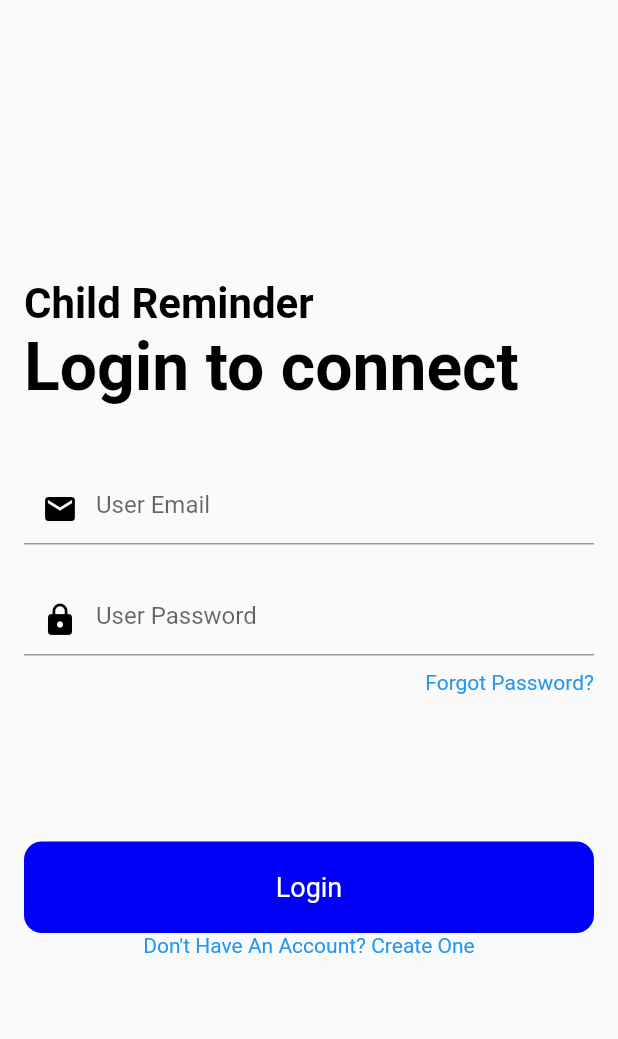
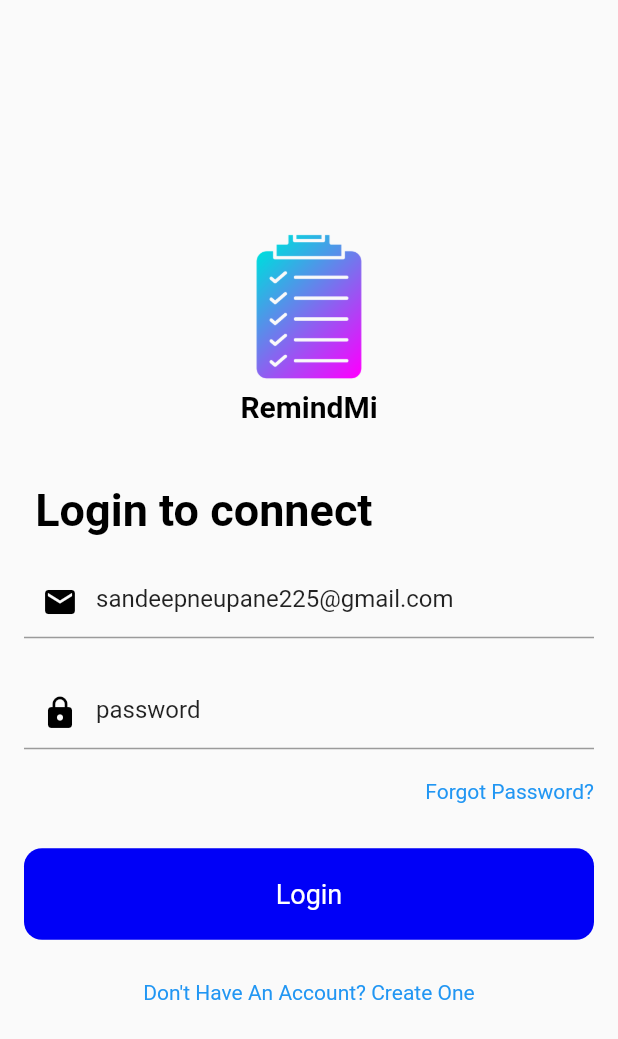
Before and after one commit to dderheim00/RemindMi, a Flutter app: the LoginView screen opened by its route, on a phone screen of 412 x 824 dp. Shown: the top 1039 px of the screen. Run offline on Flutter 3.47's test engine with Material 2 defaults, Android fonts, the phone set to English and light mode, and no system bars; our stand-ins replace cloud_firestore, firebase_auth, firebase_core, get, get_storage, shared_preferences; accounts and stored records are empty.

Commit message:
first push

```diff
--- a/lib/app/modules/home/controllers/home_controller.dart
+++ b/lib/app/modules/home/controllers/home_controller.dart
@@ -5,10 +5,14 @@ import 'package:remindmi/app/routes/app_pages.dart';
 class HomeController extends GetxController {
   final getStorge = GetStorage();
   var name = "";
+  var id = "";
+  var role = "";
   @override
   void onInit() {
     super.onInit();
     name = getStorge.read("name");
+    id = getStorge.read("id");
+    role = getStorge.read("role");
   }
 
   @override
@@ -22,7 +26,7 @@ class HomeController extends GetxController {
   }
 
   logout() {
+    Get.offAllNamed(Routes.LOGIN);
     getStorge.erase();
-    Get.offAllNamed(Routes.LOGIN);
   }
 }
--- /dev/null
+++ b/lib/app/modules/landing_page/landingPage_controller.dart
@@ -0,0 +1 @@
+class LoginController extends GetxController {}
--- a/lib/app/modules/login/login_view.dart
+++ b/lib/app/modules/login/login_view.dart
@@ -2,8 +2,22 @@ import 'package:firebase_core/firebase_core.dart';
 import 'package:flutter/material.dart';
 import 'package:get/get.dart';
 import 'package:remindmi/app/routes/app_pages.dart';
+// import 'dart:html';
+import 'login_controller.dart';
 
-import 'login_controller.dart';
+class View extends StatefulWidget {
+  const View({super.key});
+
+  @override
+  State<View> createState() => _ViewState();
+}
+
+class _ViewState extends State<View> {
+  @override
+  Widget build(BuildContext context) {
+    return Container();
+  }
+}
 
 class LoginView extends GetView<LoginController> {
   const LoginView({Key? key}) : super(key: key);
@@ -22,15 +36,120 @@ class LoginView extends GetView<LoginController> {
   }
 
   // await Firebase.initializeApp();
+
+  // Widget build(BuildContext context) {
+  //   TextEditingController _emailController = TextEditingController();
+  //   TextEditingController _passwordController = TextEditingController();
+  //   return Scaffold(
+  //       body: FutureBuilder(
+  //     future: _initializefirebase(),
+  //     builder: (context, snapshot) {
+  //       if (snapshot.connectionState == ConnectionState.done) {
+  //         return Center(
+  //           child: Padding(
+  //             padding: const EdgeInsets.all(16.0),
+  //             child: Column(
+  //               mainAxisAlignment: MainAxisAlignment.center,
+  //               crossAxisAlignment: CrossAxisAlignment.start,
+  //               children: [
+  //                 const Text(
+  //                   "Child Reminder ",
+  //                   style: TextStyle(
+  //                     color: Colors.black,
+  //                     fontSize: 28.0,
+  //                     fontWeight: FontWeight.bold,
+  //                   ),
+  //                 ),
+  //                 const Text(
+  //                   "Login to connect",
+  //                   style: TextStyle(
+  //                       color: Colors.black,
+  //                       fontSize: 44.0,
+  //                       fontWeight: FontWeight.bold),
+  //                 ),
+  //                 const SizedBox(
+  //                   height: 44.0,
+  //                 ),
+  //                 TextField(
+  //                   controller: _emailController,
+  //                   keyboardType: TextInputType.emailAddress,
+  //                   decoration: const InputDecoration(
+  //                       hintText: "User Email",
+  //                       prefixIcon: Icon(Icons.mail, color: Colors.black)),
+  //                 ),
+  //                 const SizedBox(
+  //                   height: 26.0,
+  //                 ),
+  //                 TextField(
+  //                   controller: _passwordController,
+  //                   obscureText: true,
+  //                   decoration: const InputDecoration(
+  //                       hintText: "User Password",
+  //                       prefixIcon: Icon(Icons.lock, color: Colors.black)),
+  //                 ),
+  //                 Container(
+  //                     alignment: Alignment.centerRight,
+  //                     child: Text("Forgot Password?",
+  //                         style: TextStyle(color: Colors.blue)),
+  //                     margin: const EdgeInsets.symmetric(vertical: 10.0)),
+  //                 const SizedBox(
+  //                   height: 88.0,
+  //                 ),
+  //                 Container(
+  //                   width: double.infinity,
+  //                   child: RawMaterialButton(
+  //                     fillColor: Color.fromARGB(255, 0, 0, 247),
+  //                     elevation: 0.0,
+  //                     padding: const EdgeInsets.symmetric(vertical: 20.0),
+  //                     shape: RoundedRectangleBorder(
+  //                         borderRadius: BorderRadius.circular(12.0)),
+  //                     onPressed: () {
+  //                       controller.login(_emailController.text,_passwordController.text );
+  //                     },
+  //                     child: const Text(
+  //                       "Login",
+  //                       style: TextStyle(
+  //                         color: Colors.white,
+  //                         fontSize: 18.0,
+  //                       ),
+  //                     ),
+  //                   ),
+  //                 ),
+  //                 Container(
+  //                     alignment: Alignment.center,
+  //                     child: GestureDetector(
+  //                       onTap: () {
+  //                         Get.offAllNamed(Routes.SIGNUP);
+  //                       },
+  //                       child: Text("Don't Have An Account? Create One",
+  //                           style: TextStyle(color: Colors.blue)),
+  //                     )),
+  //               ],
+  //             ),
+  //           ),
+  //         );
+  //       }
+  //       return const Center(
+  //         child: CircularProgressIndicator(),
+  //       );
+  //     },
+  //   ));
+  //   // return MaterialApp(
+  //   //   home: Homepage(),
+  //   // );
+  // }
+
   @override
   Widget build(BuildContext context) {
-    TextEditingController _emailController = TextEditingController();
-    TextEditingController _passwordController = TextEditingController();
-    return Scaffold(
-        body: FutureBuilder(
-      future: _initializefirebase(),
+    bool _obscureText = true;
+    TextEditingController _emailController =
+        TextEditingController(text: 'sandeepneupane225@gmail.com');
+    TextEditingController _passwordController =
+        TextEditingController(text: 'password');
+    return Scaffold(body: FutureBuilder(
+      // future: _initializefirebase(),
       builder: (context, snapshot) {
-        if (snapshot.connectionState == ConnectionState.done) {
+        // if (snapshot.connectionState == ConnectionState.done) {
         return Center(
           child: Padding(
             padding: const EdgeInsets.all(16.0),
@@ -38,23 +157,42 @@ class LoginView extends GetView<LoginController> {
               mainAxisAlignment: MainAxisAlignment.center,
               crossAxisAlignment: CrossAxisAlignment.start,
               children: [
-                  const Text(
-                    "Child Reminder ",
+                Align(
+                  alignment: Alignment.bottomCenter,
+                  child: Image.asset(
+                    'assets/images/remindmi_icon.png',
+                    height: 100,
+                    width: 100,
+                  ),
+                ),
+                const SizedBox(
+                  height: 5.0,
+                ),
+                Align(
+                  alignment: Alignment.bottomCenter,
+                  child: const Text(
+                    "RemindMi",
                     style: TextStyle(
                       color: Colors.black,
-                      fontSize: 28.0,
+                      fontSize: 20.0,
                       fontWeight: FontWeight.bold,
                     ),
                   ),
-                  const Text(
-                    "Login to connect",
-                    style: TextStyle(
-                        color: Colors.black,
-                        fontSize: 44.0,
-                        fontWeight: FontWeight.bold),
                 ),
                 const SizedBox(
-                    height: 44.0,
+                  height: 40,
+                ),
+                Text(
+                  " Login to connect",
+                  // textAlign: TextAlign.left,
+                  style: TextStyle(
+                    color: Color.fromARGB(255, 0, 0, 0),
+                    fontSize: 30.0,
+                    fontWeight: FontWeight.bold,
+                  ),
+                ),
+                const SizedBox(
+                  height: 20.0,
                 ),
                 TextField(
                   controller: _emailController,
@@ -63,15 +201,34 @@ class LoginView extends GetView<LoginController> {
                       hintText: "User Email",
                       prefixIcon: Icon(Icons.mail, color: Colors.black)),
                 ),
-                  const SizedBox(
+                SizedBox(
                   height: 26.0,
                 ),
                 TextField(
                   controller: _passwordController,
-                    obscureText: true,
+                  // obscureText: _obscureText,
                   decoration: const InputDecoration(
                     hintText: "User Password",
-                        prefixIcon: Icon(Icons.lock, color: Colors.black)),
+
+                    prefixIcon: Icon(Icons.lock, color: Colors.black),
+                    // suffixIcon: GestureDetector(
+                    //   onTap: () {
+                    //     setState((){
+                    //       _obscureText = !_obscureText;
+                    //     })
+                    //   },
+                    // ),
+                    //  suffixIcon: GestureDetector(
+                    //   onTap: () {
+                    //     setState(() { _obscureText = !_obscureText;});
+                    //   },
+                    //   child: Icon(
+                    //       _obscureText ? Icons.visibility : Icons.visibility_off),
+                    // ),
+                  ),
+                ),
+                const SizedBox(
+                  height: 10.0,
                 ),
                 Container(
                     alignment: Alignment.centerRight,
@@ -79,7 +236,7 @@ class LoginView extends GetView<LoginController> {
                         style: TextStyle(color: Colors.blue)),
                     margin: const EdgeInsets.symmetric(vertical: 10.0)),
                 const SizedBox(
-                    height: 88.0,
+                  height: 20.0,
                 ),
                 Container(
                   width: double.infinity,
@@ -90,31 +247,9 @@ class LoginView extends GetView<LoginController> {
                     shape: RoundedRectangleBorder(
                         borderRadius: BorderRadius.circular(12.0)),
                     onPressed: () {
-                        controller.login(_emailController.text,_passwordController.text );
+                      controller.login(
+                          _emailController.text, _passwordController.text);
                     },
-                      // onPressed: () async {
-                      //   User? user = await loginUsingEmailPassword(
-                      //       email: _emailController.text,
-                      //       password: _passwordController.text,
-                      //       context: context);
-                      //   // print(user?.email);
-                      //   if (user != null) {
-                      //     getStorge.write("id", user.uid);
-                      //     getStorge.write("name", user.displayName);
-                      //     getStorge.write("email", user.email);
-                      //
-                      //     // getStorge.write("name", "Ripples Code");
-                      //     // getStorge.write("user", user);
-                      //     // getStorge.read("id");
-                      //     // myPrefs.setString('id', "1");
-                      //     // print('stored id is :');
-                      //     // print(myPrefs.getString("id"));
-                      //     // print(getStorge.read('id'));
-                      //     Get.offAllNamed(Routes.HOME);
-                      //     // Navigator.of(context).pushReplacement(
-                      //     //     MaterialPageRoute(builder: (context) => ProfileScreen()));
-                      //   }
-                      // },
                     child: const Text(
                       "Login",
                       style: TextStyle(
@@ -124,11 +259,14 @@ class LoginView extends GetView<LoginController> {
                     ),
                   ),
                 ),
+                const SizedBox(
+                  height: 27.0,
+                ),
                 Container(
                     alignment: Alignment.center,
                     child: GestureDetector(
                       onTap: () {
-                          Get.offAllNamed(Routes.SIGNUP);
+                        Get.toNamed(Routes.SIGNUP);
                       },
                       child: Text("Don't Have An Account? Create One",
                           style: TextStyle(color: Colors.blue)),
@@ -137,10 +275,10 @@ class LoginView extends GetView<LoginController> {
             ),
           ),
         );
-        }
-        return const Center(
-          child: CircularProgressIndicator(),
-        );
+        // }
+        // return const Center(
+        //   child: CircularProgressIndicator(),
+        // );
       },
     ));
     // return MaterialApp(
@@ -148,148 +286,3 @@ class LoginView extends GetView<LoginController> {
     // );
   }
 }
-//
-// class Homepage extends StatefulWidget {
-//   const Homepage({super.key});
-//
-//   @override
-//   State<Homepage> createState() => _HomepageState();
-// }
-//
-// class _HomepageState extends State<Homepage> {
-//   Future<FirebaseApp> _initializefirebase() async {
-//     FirebaseApp firebaseApp = await Firebase.initializeApp();
-//     return firebaseApp;
-//   }
-//
-//   @override
-//   Widget build(BuildContext context) {
-//     return Scaffold(
-//         body: FutureBuilder(
-//           future: _initializefirebase(),
-//           builder: (context, snapshot) {
-//             if (snapshot.connectionState == ConnectionState.done) {
-//               return LoginScreen();
-//             }
-//             return const Center(
-//               child: CircularProgressIndicator(),
-//             );
-//           },
-//         ));
-//   }
-// }
-//
-//
-//   @override
-//   Widget build(BuildContext context) {
-// //creating the textfield controller
-//     TextEditingController _emailController = TextEditingController();
-//     TextEditingController _passwordController = TextEditingController();
-//
-//     return Padding(
-//       padding: const EdgeInsets.all(16.0),
-//       child: Column(
-//         mainAxisAlignment: MainAxisAlignment.center,
-//         crossAxisAlignment: CrossAxisAlignment.start,
-//         children: [
-//           const Text(
-//             "Child Reminder ",
-//             style: TextStyle(
-//               color: Colors.black,
-//               fontSize: 28.0,
-//               fontWeight: FontWeight.bold,
-//             ),
-//           ),
-//           const Text(
-//             "Login to connect",
-//             style: TextStyle(
-//                 color: Colors.black,
-//                 fontSize: 44.0,
-//                 fontWeight: FontWeight.bold),
-//           ),
-//           const SizedBox(
-//             height: 44.0,
-//           ),
-//           TextField(
-//             controller: _emailController,
-//             keyboardType: TextInputType.emailAddress,
-//             decoration: const InputDecoration(
-//                 hintText: "User Email",
-//                 prefixIcon: Icon(Icons.mail, color: Colors.black)),
-//           ),
-//           const SizedBox(
-//             height: 26.0,
-//           ),
-//           TextField(
-//             controller: _passwordController,
-//             obscureText: true,
-//             decoration: const InputDecoration(
-//                 hintText: "User Password",
-//                 prefixIcon: Icon(Icons.lock, color: Colors.black)),
-//           ),
-//           Container(
-//               alignment: Alignment.centerRight,
-//               child: Text("Forgot Password?",
-//                   style: TextStyle(color: Colors.blue)),
-//               margin: const EdgeInsets.symmetric(vertical: 10.0)),
-//           const SizedBox(
-//             height: 88.0,
-//           ),
-//           Container(
-//             width: double.infinity,
-//             child: RawMaterialButton(
-//               fillColor: Color.fromARGB(255, 0, 0, 247),
-//               elevation: 0.0,
-//               padding: const EdgeInsets.symmetric(vertical: 20.0),
-//               shape: RoundedRectangleBorder(
-//                   borderRadius: BorderRadius.circular(12.0)),
-//               onPressed: () {
-//                 controller.login()
-//               },
-//               // onPressed: () async {
-//               //   User? user = await loginUsingEmailPassword(
-//               //       email: _emailController.text,
-//               //       password: _passwordController.text,
-//               //       context: context);
-//               //   // print(user?.email);
-//               //   if (user != null) {
-//               //     getStorge.write("id", user.uid);
-//               //     getStorge.write("name", user.displayName);
-//               //     getStorge.write("email", user.email);
-//               //
-//               //     // getStorge.write("name", "Ripples Code");
-//               //     // getStorge.write("user", user);
-//               //     // getStorge.read("id");
-//               //     // myPrefs.setString('id', "1");
-//               //     // print('stored id is :');
-//               //     // print(myPrefs.getString("id"));
-//               //     // print(getStorge.read('id'));
-//               //     Get.offAllNamed(Routes.HOME);
-//               //     // Navigator.of(context).pushReplacement(
-//               //     //     MaterialPageRoute(builder: (context) => ProfileScreen()));
-//               //   }
-//               // },
-//               child: const Text(
-//                 "Login",
-//                 style: TextStyle(
-//                   color: Colors.white,
-//                   fontSize: 18.0,
-//                 ),
-//               ),
-//             ),
-//           ),
-//           Container(
-//               alignment: Alignment.center,
-//               child: GestureDetector(
-//                 // onTap: () {
-//                 //   Navigator.of(context).pushReplacement(
-//                 //       MaterialPageRoute(builder: (context) => Register()));
-//                 // },
-//                 child: Text("Don't Have An Account? Create One",
-//                     style: TextStyle(color: Colors.blue)),
-//               )),
-//         ],
-//       ),
-//     );
-//   }
-// }
--- a/lib/app/modules/splash/splash_controller.dart
+++ b/lib/app/modules/splash/splash_controller.dart
@@ -15,12 +15,13 @@ class SplashController extends GetxController {
   void onReady() {
     super.onReady();
     if (getStorge.read("id") != null) {
-      Future.delayed(const Duration(milliseconds: 3000), () {
+      Future.delayed(const Duration(milliseconds: 9000), () {
         Get.offAllNamed(Routes.HOME);
       });
     } else {
-
+      Future.delayed(const Duration(milliseconds: 9000), () {
         Get.offAllNamed(Routes.LOGIN);
+      });
     }
   }
 
```
Also changed, not shown: lib/app/modules/home/views/home_view.dart (+25 -6 lines), lib/app/modules/landing_page/landingPage_binding.dart (added, +12 -0 lines), lib/app/modules/login/login_controller.dart (+23 -12 lines), lib/app/modules/signup/signup_view.dart (+6 -41 lines), lib/app/modules/splash/splash_view.dart (+28 -8 lines), lib/main.dart (+8 -4 lines), lib/my_drawer_header.dart (+11 -2 lines), assets/images/New/remindmi_icon.png (added), lib/app/modules/landing_page/landingPage_view.dart (added), pubspec.lock, 2 other files. Lines whose indentation alone changed are shown as unchanged.
